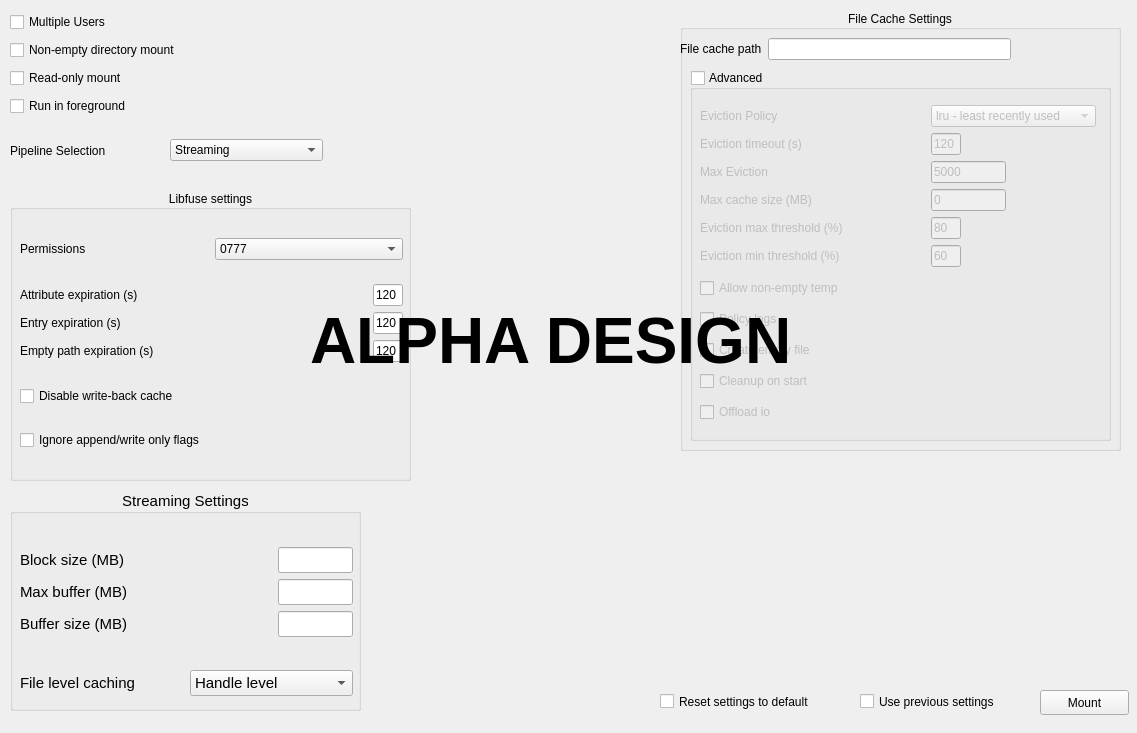
Old version of the form gui/MountSettings.ui in the repository Seagate/cloudfuse.
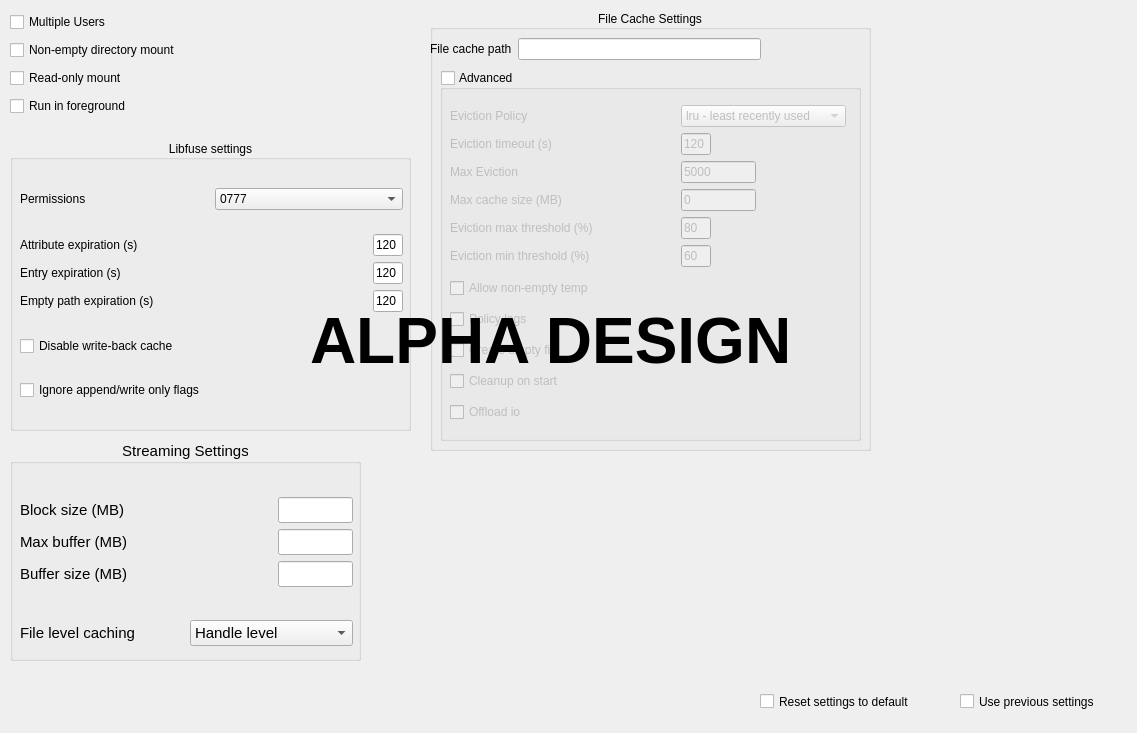
New version of the form.

Commit message: Open settings from drop down, checkbox print.

Diff of the .ui file:
```diff
--- a/gui/MountSettings.ui
+++ b/gui/MountSettings.ui
@@ -13,23 +13,10 @@
   <property name="windowTitle">
    <string>Form</string>
   </property>
-  <widget class="QPushButton" name="mount_button">
-   <property name="geometry">
-    <rect>
-     <x>1040</x>
-     <y>690</y>
-     <width>89</width>
-     <height>25</height>
-    </rect>
-   </property>
-   <property name="text">
-    <string>Mount</string>
-   </property>
-  </widget>
   <widget class="QCheckBox" name="previousSettings_checkbox">
    <property name="geometry">
     <rect>
-     <x>860</x>
+     <x>960</x>
      <y>690</y>
      <width>171</width>
      <height>23</height>
@@ -42,47 +29,11 @@
     <string>Use previous settings</string>
    </property>
   </widget>
-  <widget class="QWidget" name="horizontalLayoutWidget">
-   <property name="geometry">
-    <rect>
-     <x>10</x>
-     <y>130</y>
-     <width>313</width>
-     <height>41</height>
-    </rect>
-   </property>
-   <layout class="QHBoxLayout" name="horizontalLayout">
-    <item>
-     <widget class="QLabel" name="label_2">
-      <property name="text">
-       <string>Pipeline Selection</string>
-      </property>
-     </widget>
-    </item>
-    <item>
-     <widget class="QComboBox" name="pipeline_select">
-      <property name="toolTip">
-       <string>&lt;html&gt;&lt;head/&gt;&lt;body&gt;&lt;p&gt;Set up the pipeline for LyveFuse. &lt;/p&gt;&lt;p&gt;Choose streaming or file caching&lt;/p&gt;&lt;/body&gt;&lt;/html&gt;</string>
-      </property>
-      <item>
-       <property name="text">
-        <string>Streaming</string>
-       </property>
-      </item>
-      <item>
-       <property name="text">
-        <string>File Caching</string>
-       </property>
-      </item>
-     </widget>
-    </item>
-   </layout>
-  </widget>
   <widget class="QGroupBox" name="libfuse_groupBox">
    <property name="geometry">
     <rect>
      <x>10</x>
-     <y>190</y>
+     <y>140</y>
      <width>401</width>
      <height>291</height>
     </rect>
@@ -245,7 +196,7 @@
   <widget class="QCheckBox" name="resetDefaultSettings_checkbox">
    <property name="geometry">
     <rect>
-     <x>660</x>
+     <x>760</x>
      <y>690</y>
      <width>191</width>
      <height>23</height>
@@ -262,7 +213,7 @@
    <property name="geometry">
     <rect>
      <x>10</x>
-     <y>490</y>
+     <y>440</y>
      <width>351</width>
      <height>221</height>
     </rect>
@@ -394,7 +345,7 @@
   <widget class="QGroupBox" name="fileCache_groupBox">
    <property name="geometry">
     <rect>
-     <x>680</x>
+     <x>430</x>
      <y>10</y>
      <width>441</width>
      <height>441</height>
```
The commit also changes 7 other files.
